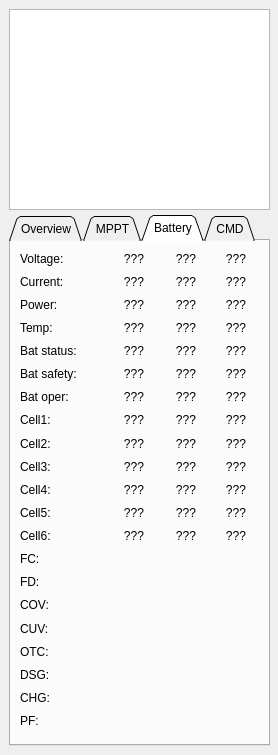
Qt form src/ui/EnergyBudget.ui (ethz-asl/qgc_asl) before a commit.
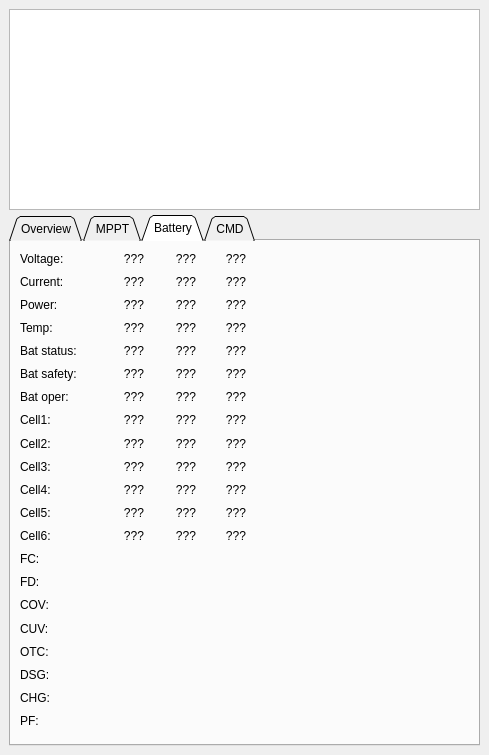
The same form after that commit. Custom widgets are drawn as their Qt base class.

```diff
--- a/src/ui/EnergyBudget.ui
+++ b/src/ui/EnergyBudget.ui
@@ -6,7 +6,7 @@
    <rect>
     <x>0</x>
     <y>0</y>
-    <width>278</width>
+    <width>489</width>
     <height>755</height>
    </rect>
   </property>
@@ -18,7 +18,7 @@
     <rect>
      <x>9</x>
      <y>9</y>
-     <width>261</width>
+     <width>471</width>
      <height>201</height>
     </rect>
    </property>
@@ -43,7 +43,7 @@
     <rect>
      <x>9</x>
      <y>215</y>
-     <width>261</width>
+     <width>471</width>
      <height>531</height>
     </rect>
    </property>
@@ -1348,7 +1348,7 @@
       <rect>
        <x>9</x>
        <y>471</y>
-       <width>38</width>
+       <width>41</width>
        <height>17</height>
       </rect>
      </property>
```
